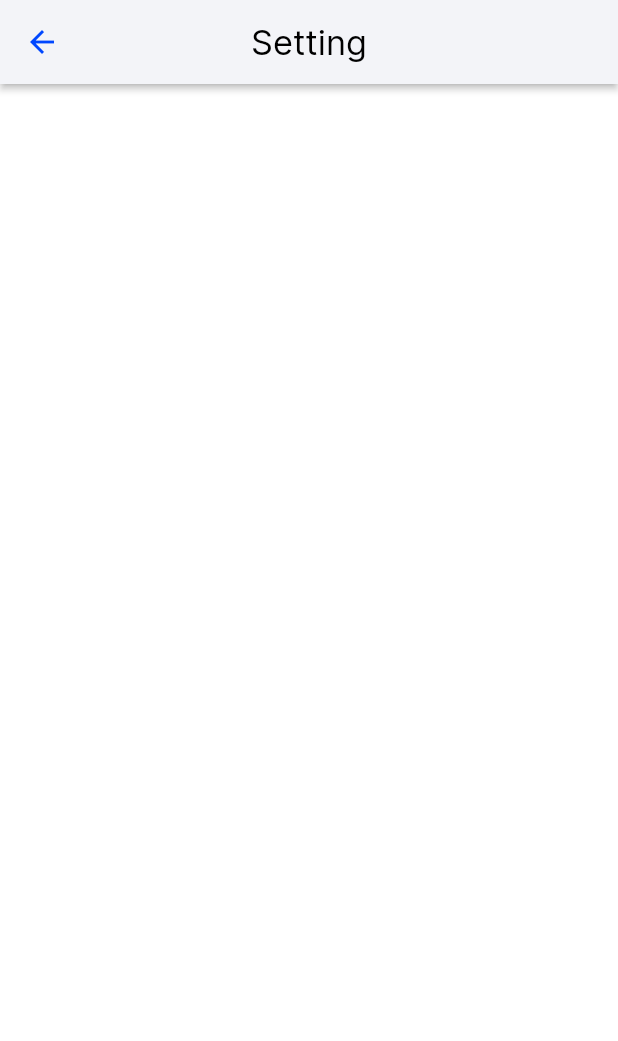
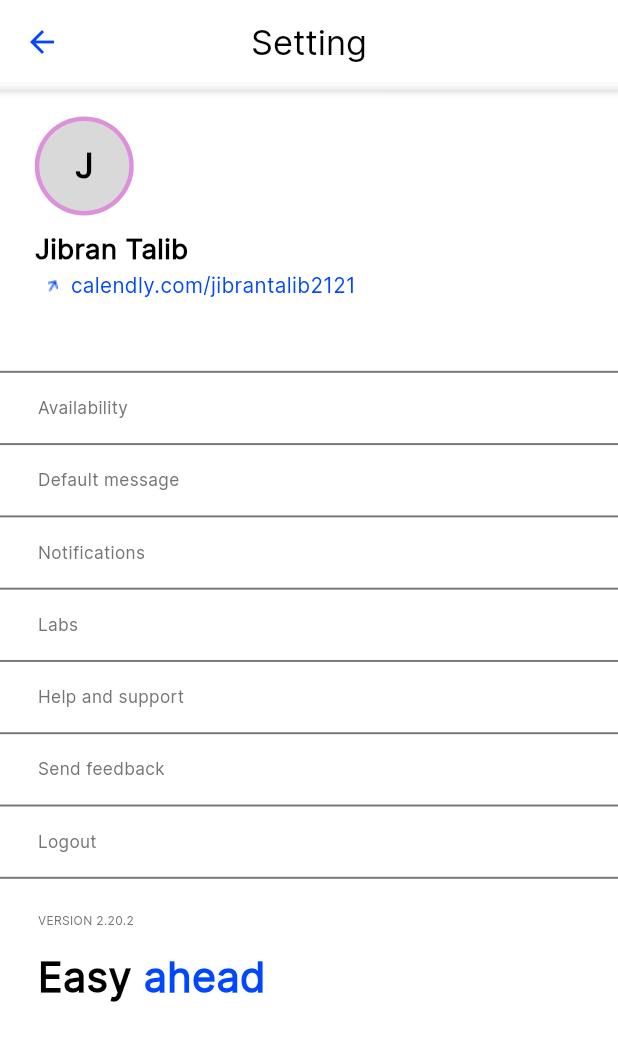
Before and after one commit to Jibran-Talib/Calendly, a Flutter app: the HomeScreen screen opened directly, after a tap on an icon or button, on a phone screen of 412 x 824 dp. Shown: the top 1041 px of the screen. Run offline on Flutter 3.47's test engine with Material 3 defaults, Android fonts, the phone set to English and light mode, and no system bars; our stand-ins replace firebase_core, flutter_screenutil, get; accounts and stored records are empty.

Commit message:
Today half work

```diff
--- a/calendly_clone/lib/main.dart
+++ b/calendly_clone/lib/main.dart
@@ -22,7 +22,7 @@
       child: GetMaterialApp(
         title: 'Flutter Demo',
         theme: ThemeData(
-          iconTheme: IconThemeData(color: Color(0xff0047ff)),
+          iconTheme: const IconThemeData(color: Color(0xff0047ff)),
           scaffoldBackgroundColor: Colors.white,
           colorScheme: ColorScheme.fromSeed(seedColor: const Color(0xff0047ff)),
           useMaterial3: true,
--- /dev/null
+++ b/calendly_clone/lib/utils/reuseable_row.dart
@@ -0,0 +1,34 @@
+import 'package:calendly_clone/utils/reuseable_text.dart';
+import 'package:flutter/material.dart';
+import 'package:flutter_screenutil/flutter_screenutil.dart';
+
+class ReuseableRow extends StatelessWidget {
+  final String text;
+  final VoidCallback? onTap;
+  const ReuseableRow({super.key, required this.text, this.onTap});
+
+  @override
+  Widget build(BuildContext context) {
+    return Column(
+      crossAxisAlignment: CrossAxisAlignment.start,
+      children: [
+        Container(
+          width: double.infinity,
+          height: 1.h,
+          color: const Color(0xff757575),
+        ),
+        InkWell(
+          onTap: onTap,
+          child: Padding(
+            padding: EdgeInsets.symmetric(horizontal: 22.w, vertical: 12.h),
+            child: ReuseText(
+              text: text,
+              color: const Color(0xff757575),
+              size: 10,
+            ),
+          ),
+        ),
+      ],
+    );
+  }
+}
--- a/calendly_clone/lib/view/home_screen.dart
+++ b/calendly_clone/lib/view/home_screen.dart
@@ -27,6 +27,16 @@ class _HomeScreenState extends State<HomeScreen> {
 
           backgroundColor: const Color(0xfff5f5f5),
           // toolbarHeight: 56,
+          bottom: PreferredSize(
+              preferredSize: const Size(double.infinity, 0),
+              child: Material(
+                elevation: 2,
+                child: Container(
+                  width: double.infinity,
+                  height: 1,
+                  color: Colors.white,
+                ),
+              )),
           title: SizedBox(
             height: 37.h,
             child: const ReuseTextFormField(
--- /dev/null
+++ b/calendly_clone/lib/view/lab_screen.dart
@@ -0,0 +1,18 @@
+import 'package:flutter/material.dart';
+
+class LabScreen extends StatelessWidget {
+  const LabScreen({super.key});
+
+  @override
+  Widget build(BuildContext context) {
+    return SafeArea(
+      child: Scaffold(
+        appBar: AppBar(
+          leading: IconButton(
+              onPressed: () {},
+              icon: ImageIcon(AssetImage('assets/images/cross.png'))),
+        ),
+      ),
+    );
+  }
+}
--- a/calendly_clone/lib/view/setting_screen.dart
+++ b/calendly_clone/lib/view/setting_screen.dart
@@ -1,5 +1,9 @@
+import 'package:calendly_clone/utils/reuseable_row.dart';
 import 'package:calendly_clone/utils/reuseable_text.dart';
+import 'package:calendly_clone/view/lab_screen.dart';
 import 'package:flutter/material.dart';
+import 'package:flutter_screenutil/flutter_screenutil.dart';
+import 'package:get/get.dart';
 
 class SettingScreen extends StatelessWidget {
   const SettingScreen({super.key});
@@ -9,17 +13,136 @@ class SettingScreen extends StatelessWidget {
     return SafeArea(
       child: Scaffold(
         appBar: AppBar(
-          elevation: 2,
-          shadowColor: Colors.black,
+          // elevation: 2,
+          // shadowColor: Colors.white,
           backgroundColor: Colors.white,
+          bottomOpacity: 1,
+          bottom: PreferredSize(
+              preferredSize: const Size(double.infinity, 1),
+              child: Material(
+                elevation: 2,
+                child: Container(
+                  width: double.infinity,
+                  height: 1,
+                  color: Colors.white,
+                ),
+              )),
           title: const ReuseText(
             text: 'Setting',
             color: Colors.black,
             size: 20,
           ),
           centerTitle: true,
-          iconTheme: IconThemeData(color: Color(0xff0047ff)),
+          iconTheme: const IconThemeData(color: Color(0xff0047ff)),
           // leading: Icon(Icons.arrow_back, color: ,),
+        ),
+        body: Column(
+          crossAxisAlignment: CrossAxisAlignment.start,
+          children: [
+            Padding(
+              padding: EdgeInsets.symmetric(horizontal: 18.h, vertical: 18.w),
+              child: Column(
+                crossAxisAlignment: CrossAxisAlignment.start,
+                children: [
+                  const CircleAvatar(
+                    radius: 33,
+                    backgroundColor: Color(0xffdd91da),
+                    child: CircleAvatar(
+                      radius: 30,
+                      backgroundColor: Color(0xffd9d9d9),
+                      child: ReuseText(
+                        text: 'J',
+                        size: 20,
+                        fontWeight: FontWeight.bold,
+                        color: Colors.black,
+                      ),
+                    ),
+                  ),
+                  SizedBox(
+                    height: 7.h,
+                  ),
+                  const ReuseText(
+                    text: 'Jibran Talib',
+                    size: 16,
+                    color: Colors.black,
+                    fontWeight: FontWeight.bold,
+                  ),
+                  const Row(
+                    mainAxisAlignment: MainAxisAlignment.start,
+                    children: [
+                      ImageIcon(AssetImage('assets/images/arrow.png')),
+                      ReuseText(
+                        text: 'calendly.com/jibrantalib2121',
+                        size: 12,
+                        color: Color(0xff0047ff),
+                      ),
+                    ],
+                  ),
+                ],
+              ),
+            ),
+            SizedBox(
+              height: 18.66.h,
+            ),
+            ReuseableRow(
+              text: 'Availability',
+              onTap: () {},
+            ),
+            ReuseableRow(text: 'Default message', onTap: () {}),
+            const ReuseableRow(text: 'Notifications'),
+            ReuseableRow(
+              text: 'Labs',
+              onTap: () {
+                Get.to(() => const LabScreen());
+              },
+            ),
+            const ReuseableRow(text: 'Help and support'),
+            const ReuseableRow(text: 'Send feedback'),
+            const ReuseableRow(text: 'Logout'),
+            Container(
+              width: double.infinity,
+              height: 1.h,
+              color: const Color(0xff757575),
+            ),
+            Padding(
+              padding: EdgeInsets.symmetric(horizontal: 22.w),
+              child: Column(
+                crossAxisAlignment: CrossAxisAlignment.start,
+                children: [
+                  SizedBox(
+                    height: 17.h,
+                  ),
+                  const ReuseText(
+                    text: 'VERSION 2.20.2',
+                    color: Color(0xff757575),
+                    size: 7,
+                  ),
+                  SizedBox(
+                    height: 10.h,
+                  ),
+                  Row(
+                    children: [
+                      const ReuseText(
+                        text: 'Easy',
+                        color: Colors.black,
+                        size: 24,
+                        fontWeight: FontWeight.bold,
+                      ),
+                      SizedBox(
+                        width: 7.w,
+                      ),
+                      const ReuseText(
+                        text: 'ahead',
+                        color: Color(0xff0047ff),
+                        size: 24,
+                        fontWeight: FontWeight.bold,
+                      ),
+                    ],
+                  )
+                ],
+              ),
+            )
+          ],
         ),
       ),
     );
```
Also changed, not shown: calendly_clone/assets/images/arrow.png (added).
